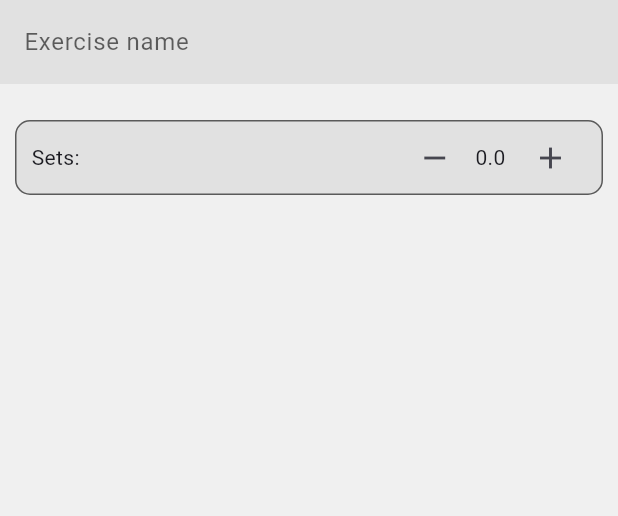
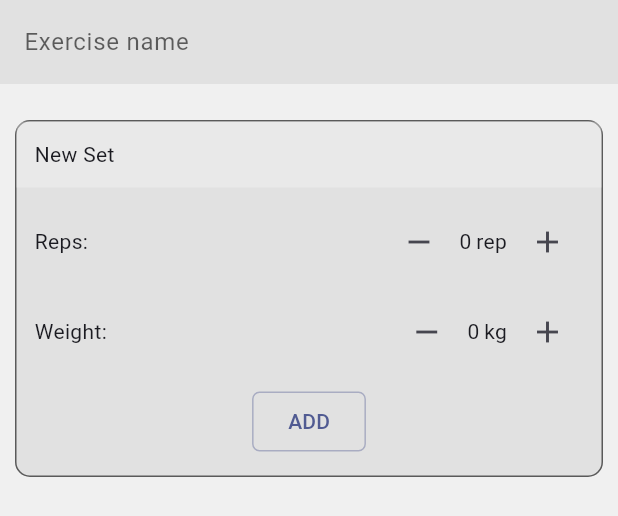
Before and after one commit to moSa963/push_up_flutter, a Flutter app: the ExerciseForm widget shown alone on an empty page, opened directly, on a phone screen of 412 x 824 dp. Shown: the top 516 px of the screen. Run offline on Flutter 3.47's test engine with Material 3 defaults, Android fonts, the phone set to English and light mode, and no system bars.

Commit message:
Adding SetCard input to exercise form

```diff
--- a/lib/widgets/exercise_form.dart
+++ b/lib/widgets/exercise_form.dart
@@ -1,5 +1,8 @@
 import 'package:flutter/material.dart';
-import 'package:push_up_flutter/widgets/counter.dart';
+import 'package:push_up_flutter/models/exercise_model.dart';
+import 'package:push_up_flutter/models/set_model.dart';
+import 'package:push_up_flutter/widgets/flat_button.dart';
+import 'package:push_up_flutter/widgets/set_card.dart';
 
 class ExerciseForm extends StatefulWidget {
   const ExerciseForm({super.key});
@@ -9,7 +12,9 @@ class ExerciseForm extends StatefulWidget {
 }
 
 class _ExerciseFormState extends State<ExerciseForm> {
-  double _counter = 0;
+  ExerciseModel exercise = ExerciseModel(name: "", sets: []);
+
+  SetModel _set = SetModel(reps: 0, weight: 0);
 
   @override
   Widget build(BuildContext context) {
@@ -23,38 +28,34 @@ class _ExerciseFormState extends State<ExerciseForm> {
             border: InputBorder.none,
             fillColor: Theme.of(context).colorScheme.surfaceContainerHighest,
           ),
+          onChanged: (value) => exercise.name = value,
         ),
         SizedBox(height: 20),
-        Padding(
-          padding: EdgeInsetsGeometry.symmetric(horizontal: 10, vertical: 4),
-          child: Container(
-            clipBehavior: Clip.antiAlias,
-            padding: EdgeInsets.symmetric(horizontal: 10),
-            decoration: BoxDecoration(
-              borderRadius: BorderRadius.all(Radius.circular(10)),
-              border: Border.all(color: Theme.of(context).hintColor),
-              color: Theme.of(context).colorScheme.surfaceContainerHighest,
-            ),
 
-            child: Column(
-              children: [
-                Row(
-                  mainAxisAlignment: MainAxisAlignment.spaceBetween,
-                  children: [
-                    Text("Sets: "),
-                    Counter(
-                      value: _counter,
-                      onChange: (v) => setState(() {
-                        _counter = v;
-                      }),
-                    ),
-                  ],
-                ),
-              ],
-            ),
+        for (int i = 0; i < exercise.sets.length; ++i)
+          SetCard(
+            key: Key("setCard_$i"),
+            model: exercise.sets[i],
+            title: "Set ${i + 1}",
           ),
+
+        SetCard(
+          model: _set,
+          onChange: (model) => setState(() {
+            _set = model;
+          }),
+          defaultOpen: true,
+          title: "New Set",
+          child: FlatButton(onPressed: _handleNewSet, child: Text("ADD")),
         ),
       ],
     );
   }
+
+  void _handleNewSet() {
+    setState(() {
+      exercise.sets.add(_set);
+      _set = SetModel(reps: _set.reps, weight: _set.weight);
+    });
+  }
 }
```
